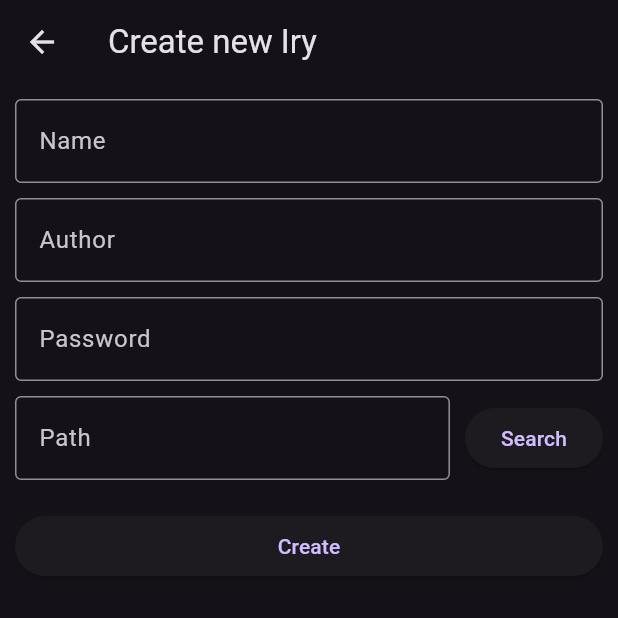
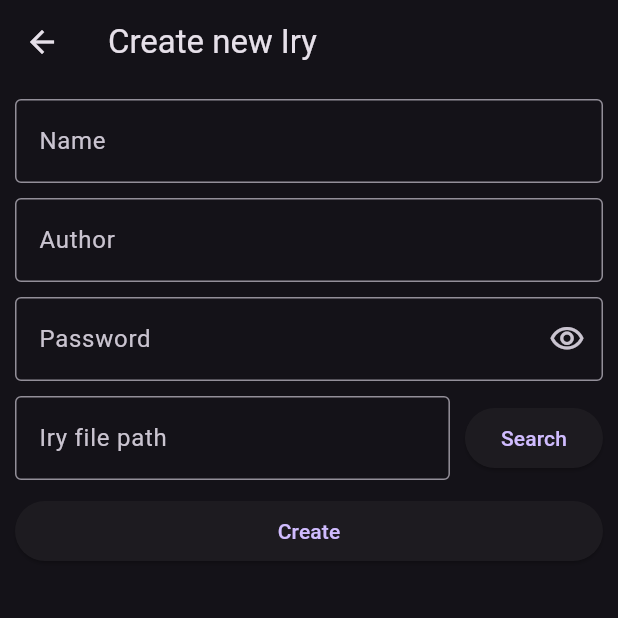
Before and after one commit to NomikuH8/deairy, a Flutter app: the CreateIryScreen screen opened directly, after a tap on "Search", on a phone screen of 412 x 824 dp, the top half of it. Run offline on Flutter 3.47's test engine with Material 3 defaults, Android fonts, the phone set to English and light mode, and no system bars; our stand-ins replace file_picker, get.

Commit message:
Partially made create iry screen

```diff
--- a/lib/constants/app_constraints.dart
+++ b/lib/constants/app_constraints.dart
@@ -1,3 +1,4 @@
 class AppConstraints {
+  static const minWidth = 100.0;
   static const maxWidth = 800.0;
 }
--- /dev/null
+++ b/lib/controllers/iry_controller.dart
@@ -0,0 +1,5 @@
+import 'package:get/get.dart';
+
+class IryController extends GetxController {
+  static IryController get to => Get.find();
+}
--- a/lib/main.dart
+++ b/lib/main.dart
@@ -15,6 +15,7 @@ class MainApp extends StatelessWidget {
     Get.put(FileController());
 
     return GetMaterialApp(
+      title: "deairy",
       debugShowCheckedModeBanner: false,
       theme: ThemeData.dark(),
       home: const StartScreen(),
--- a/lib/screens/create_iry_screen.dart
+++ b/lib/screens/create_iry_screen.dart
@@ -1,4 +1,9 @@
+import 'dart:convert';
+import 'dart:io';
+
 import 'package:deairy/constants/app_constraints.dart';
+import 'package:deairy/utils/file_util.dart';
+import 'package:deairy/utils/snackbar_util.dart';
 import 'package:file_picker/file_picker.dart';
 import 'package:flutter/material.dart';
 
@@ -10,37 +15,112 @@ class CreateIryScreen extends StatefulWidget {
 }
 
 class _CreateIryScreenState extends State<CreateIryScreen> {
-  final _nameField = TextEditingController();
-  final _authorField = TextEditingController();
-  final _passwordField = TextEditingController();
-  final _pathField = TextEditingController();
+  final _formKey = GlobalKey<FormState>();
+  final _scaffoldKey = GlobalKey<ScaffoldState>();
+  final _nameController = TextEditingController();
+  final _authorController = TextEditingController();
+  final _passwordController = TextEditingController();
+  final _filePathController = TextEditingController();
+  var _showingPassword = false;
+
+  String? validateTextInput(String? value) {
+    if (value == null || value.isEmpty) {
+      return "Please enter a value";
+    }
+
+    return null;
+  }
+
+  void validateForm(BuildContext context) {
+    if (!_formKey.currentState!.validate()) {
+      final snackBar = SnackBarUtil.getSimpleSnackBar(
+        "Please enter valid values",
+        "Ok",
+      );
+      ScaffoldMessenger.of(context).showSnackBar(snackBar);
+
+      return;
+    }
+
+    try {
+      final file = File(_filePathController.text);
+      if (file.existsSync()) {
+        file.deleteSync();
+        file.createSync();
+        file.writeAsStringSync(jsonEncode({}));
+      }
+    } catch (err) {
+      final snackBar = SnackBarUtil.getSimpleSnackBar(
+        "Invalid path",
+        "Ok",
+      );
+      ScaffoldMessenger.of(context).showSnackBar(snackBar);
+      return;
+    }
+
+    submitForm();
+  }
+
+  void submitForm() async {
+    final file = File(_filePathController.text);
+
+    await file.create();
+    await file.writeAsString(
+      jsonEncode(
+        {
+          "name": _nameController.text,
+          "author": _authorController.text,
+          "password": _passwordController.text
+        },
+      ),
+    );
+  }
 
   void searchFilePath(BuildContext context) async {
-    var result = await FilePicker.platform.saveFile(
+    final fileName = FileUtil.sanitizeFilename(_nameController.text);
+
+    final result = await FilePicker.platform.saveFile(
       dialogTitle: "Select a place to put the iry file",
+      type: FileType.custom,
+      allowedExtensions: ["iry"],
+      fileName: _nameController.text.isNotEmpty ? "$fileName.iry" : "d.iry",
     );
+
+    if (result == null) {
+      return;
+    }
+
+    final filePath = result;
+    _filePathController.text = filePath;
+  }
+
+  void togglePasswordVisibility() {
+    setState(() {
+      _showingPassword = !_showingPassword;
+    });
   }
 
   @override
   Widget build(BuildContext context) {
     return Scaffold(
+      key: _scaffoldKey,
       appBar: AppBar(
         title: const Text("Create new Iry"),
       ),
-      body: Center(
-        child: Column(
-          mainAxisAlignment: MainAxisAlignment.start,
-          children: [
-            SingleChildScrollView(
+      body: SingleChildScrollView(
+        child: Center(
           child: Container(
+            padding: const EdgeInsets.all(10.0),
             constraints: const BoxConstraints(
               maxWidth: AppConstraints.maxWidth,
             ),
-                padding: const EdgeInsets.all(10.0),
+            child: Form(
+              key: _formKey,
               child: Column(
                 children: [
-                    TextField(
-                      controller: _nameField,
+                  TextFormField(
+                    controller: _nameController,
+                    validator: validateTextInput,
                     decoration: const InputDecoration(
                       border: OutlineInputBorder(),
                       label: Text("Name"),
@@ -49,8 +129,9 @@ class _CreateIryScreenState extends State<CreateIryScreen> {
                   const SizedBox(
                     height: 10,
                   ),
-                    TextField(
-                      controller: _authorField,
+                  TextFormField(
+                    controller: _authorController,
+                    validator: validateTextInput,
                     decoration: const InputDecoration(
                       border: OutlineInputBorder(),
                       label: Text("Author"),
@@ -59,14 +140,23 @@ class _CreateIryScreenState extends State<CreateIryScreen> {
                   const SizedBox(
                     height: 10,
                   ),
-                    TextField(
-                      controller: _passwordField,
+                  TextFormField(
+                    controller: _passwordController,
+                    validator: validateTextInput,
                     autocorrect: false,
                     enableSuggestions: false,
-                      obscureText: true,
-                      decoration: const InputDecoration(
-                        border: OutlineInputBorder(),
-                        label: Text("Password"),
+                    obscureText: !_showingPassword,
+                    decoration: InputDecoration(
+                      border: const OutlineInputBorder(),
+                      label: const Text("Password"),
+                      suffixIcon: IconButton(
+                        onPressed: togglePasswordVisibility,
+                        icon: Icon(
+                          _showingPassword
+                              ? Icons.visibility_off_outlined
+                              : Icons.visibility_outlined,
+                        ),
+                      ),
                     ),
                   ),
                   const SizedBox(
@@ -74,14 +164,15 @@ class _CreateIryScreenState extends State<CreateIryScreen> {
                   ),
                   Row(
                     mainAxisAlignment: MainAxisAlignment.spaceBetween,
+                    crossAxisAlignment: CrossAxisAlignment.center,
                     children: [
                       Expanded(
-                          child: TextField(
-                            controller: _pathField,
+                        child: TextFormField(
+                          controller: _filePathController,
                           readOnly: true,
                           decoration: const InputDecoration(
                             border: OutlineInputBorder(),
-                              label: Text("Path"),
+                            label: Text("Iry file path"),
                           ),
                         ),
                       ),
@@ -93,28 +184,24 @@ class _CreateIryScreenState extends State<CreateIryScreen> {
                         child: const Text("Search"),
                       )
                     ],
-                    )
-                  ],
                   ),
+                  const SizedBox(
+                    height: 10.0,
                   ),
-            ),
-            Container(
-              padding: const EdgeInsets.all(10.0),
-              constraints: const BoxConstraints(
-                maxWidth: AppConstraints.maxWidth,
-              ),
-              child: Row(
+                  Row(
                     children: [
                       Expanded(
                         child: ElevatedButton(
-                      onPressed: () {},
+                          onPressed: () => validateForm(context),
                           child: const Text("Create"),
                         ),
                       ),
                     ],
                   ),
+                ],
               ),
-          ],
+            ),
+          ),
         ),
       ),
     );
--- a/lib/screens/start_screen.dart
+++ b/lib/screens/start_screen.dart
@@ -27,7 +27,7 @@ class _StartScreenState extends State<StartScreen> {
     );
 
     if (result == null) {
-      var snackBar = SnackbarUtil.getSimpleSnackBar(
+      var snackBar = SnackBarUtil.getSimpleSnackBar(
         'I need a file ".iry" to work!',
         "Ok",
       );
--- /dev/null
+++ b/lib/utils/file_util.dart
@@ -0,0 +1,35 @@
+class FileUtil {
+  // https://github.com/egomobile/sanitize_filename
+  static String sanitizeFilename(String input, {String replacement = ''}) {
+    final result = input
+        // illegalRe
+        .replaceAll(
+          RegExp(r'[\/\?<>\\:\*\|"]'),
+          replacement,
+        )
+        // controlRe
+        .replaceAll(
+          RegExp(
+            r'[\x00-\x1f\x80-\x9f]',
+          ),
+          replacement,
+        )
+        // reservedRe
+        .replaceFirst(
+          RegExp(r'^\.+$'),
+          replacement,
+        )
+        // windowsReservedRe
+        .replaceFirst(
+          RegExp(
+            r'^(con|prn|aux|nul|com[0-9]|lpt[0-9])(\..*)?$',
+            caseSensitive: false,
+          ),
+          replacement,
+        )
+        // windowsTrailingRe
+        .replaceFirst(RegExp(r'[\. ]+$'), replacement);
+
+    return result.length > 255 ? result.substring(0, 255) : result;
+  }
+}
--- a/lib/utils/snackbar_util.dart
+++ b/lib/utils/snackbar_util.dart
@@ -1,6 +1,6 @@
 import 'package:flutter/material.dart';
 
-class SnackbarUtil {
+class SnackBarUtil {
   static SnackBar getSimpleSnackBar(String text, String buttonText,
       {void Function()? onTap}) {
     var snackBar = SnackBar(
```
Lines whose indentation alone changed are shown as unchanged.
